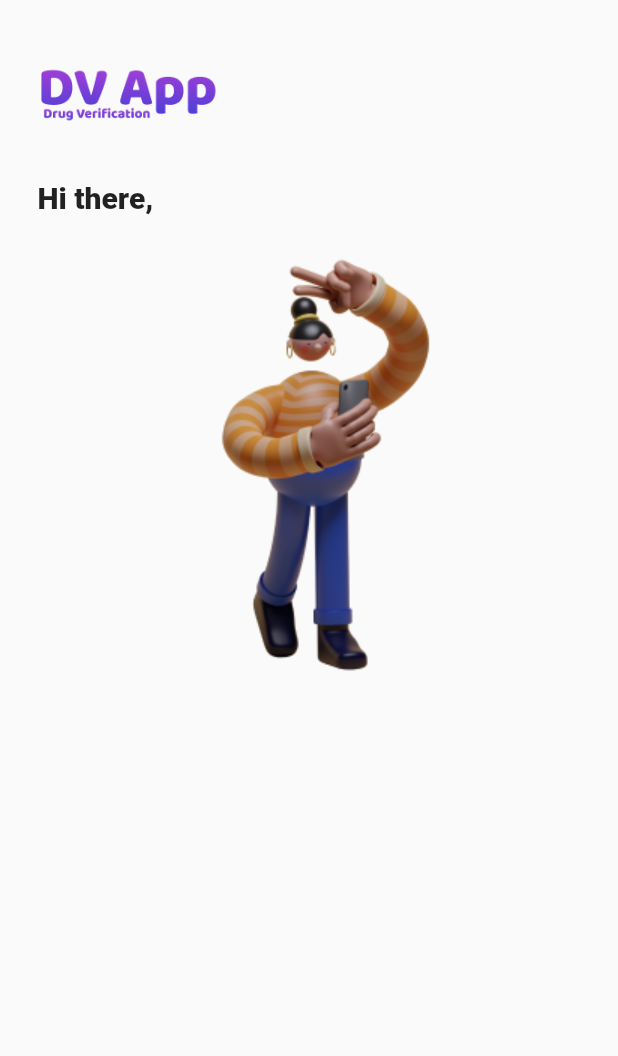
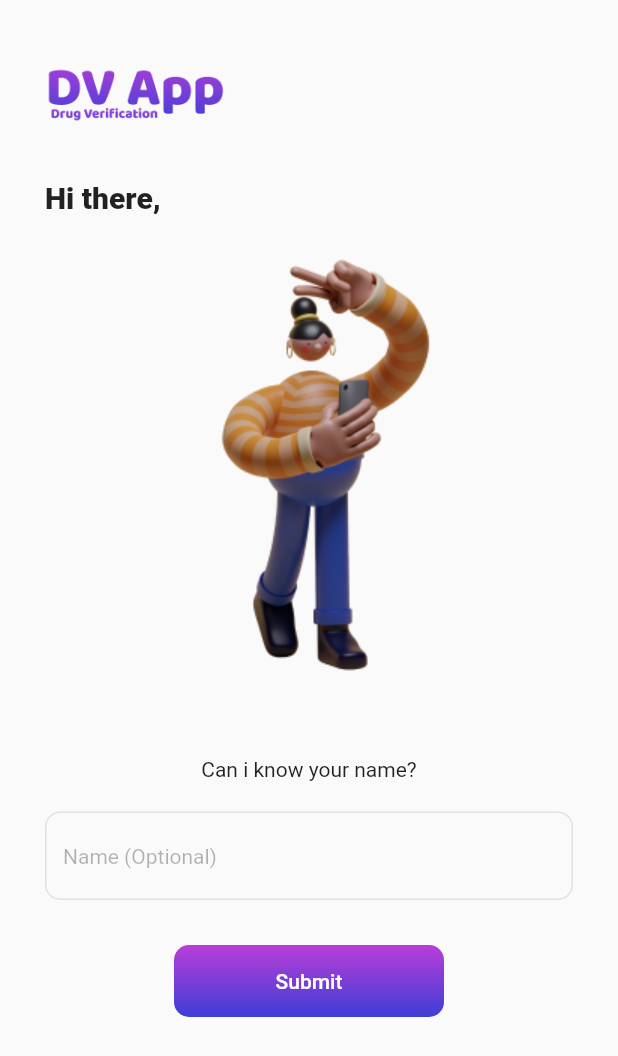
Before and after one commit to emodot/dv_app, a Flutter app: the WelcomeScreen screen opened directly, on a phone screen of 412 x 824 dp. Shown: the top 1056 px of the screen. Run offline on Flutter 3.47's test engine with Material 2 defaults, Android fonts, the phone set to English and light mode, and no system bars; our stand-ins replace flutter_svg.

Commit message:
developing welcome screen

```diff
--- a/lib/constants.dart
+++ b/lib/constants.dart
@@ -4,5 +4,6 @@ const kPrimaryColor = Color.fromARGB(255, 62, 62, 215);
 const kPrimaryColorMid = Color.fromARGB(255, 123, 62, 215);
 const kPrimaryColor2 = Color.fromARGB(255, 184, 62, 215);
 const kBackgroundColor = Color(0xFFF9F8FD);
+const kTextColor = Color.fromARGB(255, 0, 0, 0);
 
 const double kDefaultPadding = 20.0;
--- a/lib/screens/welcome/welcome_screen.dart
+++ b/lib/screens/welcome/welcome_screen.dart
@@ -1,4 +1,6 @@
 import 'package:flutter/material.dart';
+
+import '../../constants.dart';
 
 class WelcomeScreen extends StatelessWidget {
   const WelcomeScreen({super.key});
@@ -8,10 +10,7 @@ class WelcomeScreen extends StatelessWidget {
     return Scaffold(
       body: SafeArea(
         child: Padding(
-          padding: const EdgeInsets.only(
-            left: 25.0,
-            right: 25.0,
-          ),
+          padding: const EdgeInsets.symmetric(horizontal: 30),
           child: Column(
             children: [
               Row(
@@ -35,7 +34,64 @@ class WelcomeScreen extends StatelessWidget {
                   ),
                 ],
               ),
-              Image.asset("assets/images/welcome.png")
+              Image.asset(
+                "assets/images/welcome.png",
+              ),
+              const SizedBox(
+                height: 50,
+              ),
+              Column(
+                children: [
+                  const Text(
+                    "Can i know your name?",
+                  ),
+                  const SizedBox(
+                    height: 20,
+                  ),
+                  TextField(
+                    // onChanged: () {},
+                    decoration: InputDecoration(
+                      hintText: "Name (Optional)",
+                      hintStyle: TextStyle(
+                        fontSize: 14,
+                        color: kTextColor.withOpacity(0.3),
+                      ),
+                      enabledBorder: OutlineInputBorder(
+                        borderSide: BorderSide(
+                          width: 1,
+                          color: kTextColor.withOpacity(0.1),
+                        ),
+                        borderRadius: BorderRadius.circular(10),
+                      ),
+                    ),
+                  ),
+                  const SizedBox(
+                    height: 30,
+                  ),
+                  Container(
+                    decoration: BoxDecoration(
+                      gradient: const LinearGradient(
+                        colors: [
+                          kPrimaryColor2,
+                          kPrimaryColor,
+                        ],
+                        begin: Alignment.topCenter,
+                        end: Alignment.bottomCenter,
+                      ),
+                      borderRadius: BorderRadius.circular(10),
+                    ),
+                    child: TextButton(
+                      onPressed: () {},
+                      style: TextButton.styleFrom(
+                        // backgroundColor: kPrimaryColor,
+                        foregroundColor: Colors.white,
+                        fixedSize: const Size(180, 45),
+                      ),
+                      child: const Text("Submit"),
+                    ),
+                  )
+                ],
+              )
             ],
           ),
         ),
```
